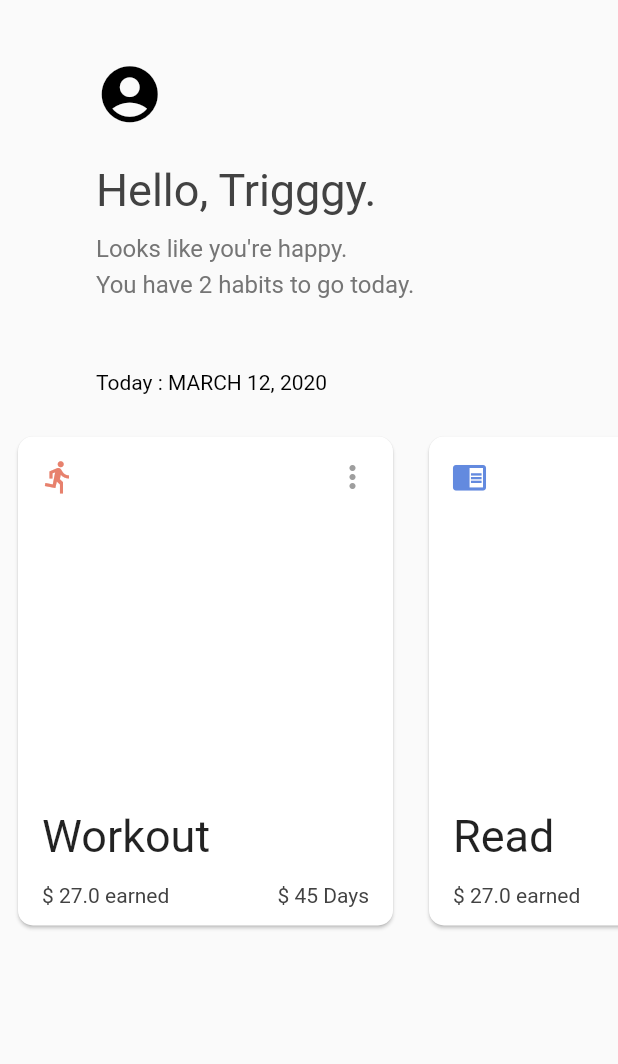
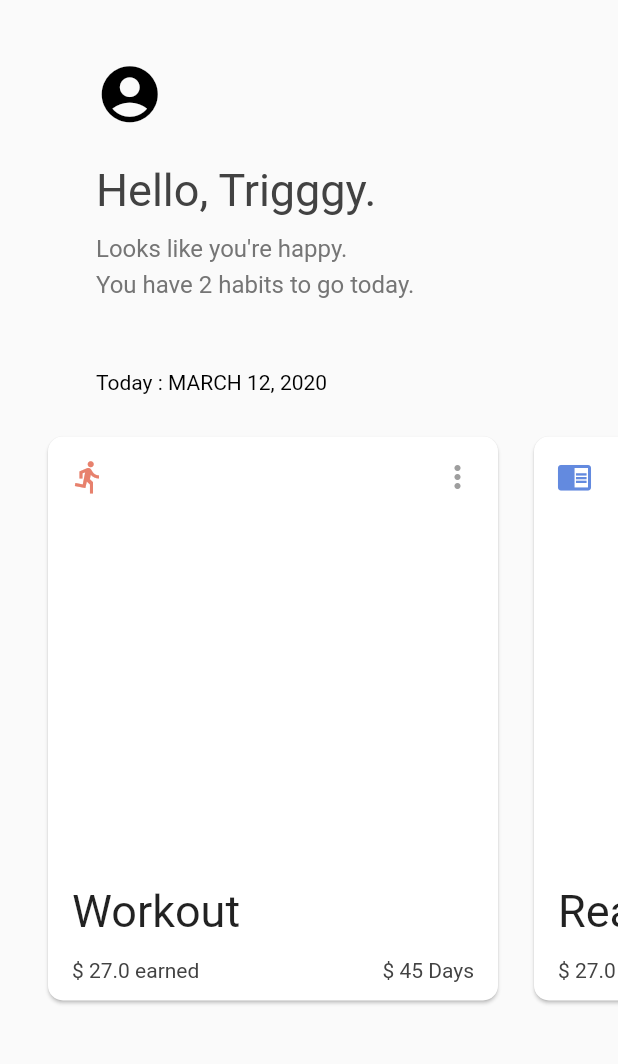
Before and after one commit to bri-shin/gatchy_work, a Flutter app: the screen it shows after launch, on a phone screen of 412 x 824 dp, the part 84-1148 px from its top. Run offline on Flutter 3.47's test engine with Material 2 defaults, Android fonts, the phone set to English and light mode, and no system bars; our stand-ins replace cloud_firestore, firebase_auth, flutter_spinkit, google_sign_in; accounts and stored records are empty.

Commit message:
static main implemented

```diff
--- a/lib/screens/home_new/home.dart
+++ b/lib/screens/home_new/home.dart
@@ -14,9 +14,16 @@ class _gatchyHomeState extends State<gatchyHome> with TickerProviderStateMixin{
   var cardIndex = 0;
   ScrollController scrollController;
   var currentcolor = Colors.white;
+  AnimationController animationController;
 
-  var habitList = [HabitCardModel("Workout", Icons.directions_run, 45, 27), HabitCardModel("Read", Icons.chrome_reader_mode , 45, 27), HabitCardModel("Save", Icons.monetization_on , 45, 27)];
+  var habitList = [HabitCardModel("Workout", Icons.directions_run, 45, 27), HabitCardModel("Read", Icons.chrome_reader_mode , 45, 27), HabitCardModel("Save", Icons.monetization_on , 45, 27), HabitCardModel("Workout", Icons.directions_run, 45, 27)];
 
+
+  @override
+  void initState() {
+    super.initState();
+    scrollController = new ScrollController();
+  }
 
   @override
   Widget build(BuildContext context) {
@@ -67,7 +74,8 @@ class _gatchyHomeState extends State<gatchyHome> with TickerProviderStateMixin{
                     child: Text("Today : MARCH 12, 2020", style: TextStyle(color: Colors.black),),
                     ),
                   Container(
-                    height: 350.0,
+                    margin: const EdgeInsets.only(left: 20.0),
+                    height: 400.0,
                     child: ListView.builder(
                       physics: NeverScrollableScrollPhysics(),
                       itemCount: 3,
@@ -79,7 +87,7 @@ class _gatchyHomeState extends State<gatchyHome> with TickerProviderStateMixin{
                             padding: const EdgeInsets.all(8.0),
                             child: Card(
                               child: Container(
-                                width: 250.0,
+                                width: 300.0,
                                 child: Column(
                                   crossAxisAlignment: CrossAxisAlignment.start,
                                   mainAxisAlignment: MainAxisAlignment.spaceBetween,
@@ -122,12 +130,24 @@ class _gatchyHomeState extends State<gatchyHome> with TickerProviderStateMixin{
                             )
                             ),
                             onHorizontalDragEnd: (details) {
+                              animationController = AnimationController(vsync: this, duration: Duration(milliseconds: 500));
+                              if(details.velocity.pixelsPerSecond.dx > 0) {
+                                if(cardIndex>0){
+                                  cardIndex--;
+                                }
+                              } else {
+                                if(cardIndex<2){
+                                  cardIndex++;
+                                }
 
-                            }
-                          ,);
-                      }
+                              }
+                              setState(() {
+                                scrollController.animateTo((cardIndex) * 320.0, duration: Duration(milliseconds: 500), curve: Curves.fastOutSlowIn);
 
-
+                              });
+                            },
+                          );
+                        }
                       ,)
                   )
                 ],)
```
